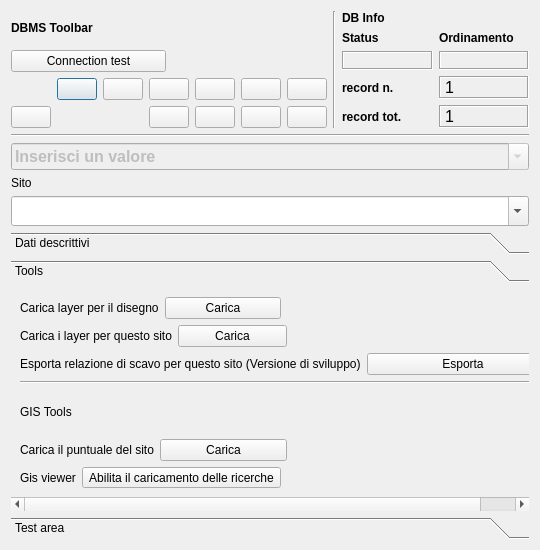
Above: pyarchinit/modules/gui/pyarchinit_Site_ui.ui from pyarchinit/pyarchinit_218 before the change. Below: the same form after it.
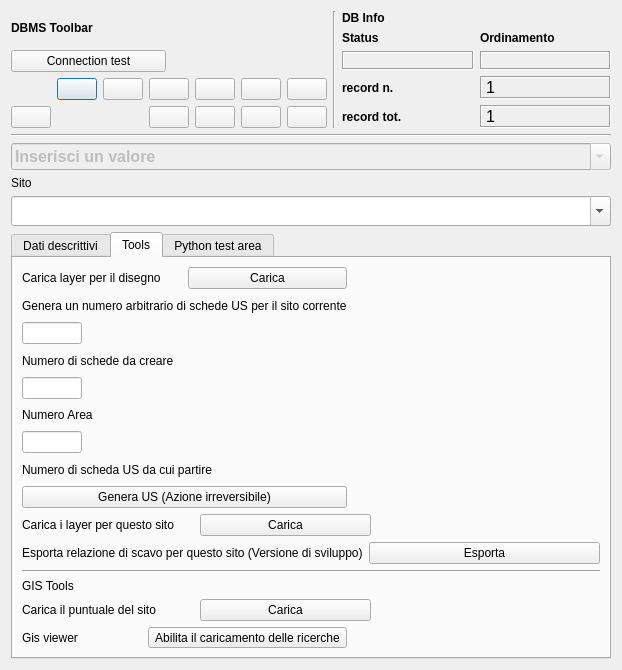
That is the form after the change. The open tabs and pages were chosen to show the change. Icons and pictures are not drawn.

The edit to the form file:
```diff
--- a/pyarchinit/modules/gui/pyarchinit_Site_ui.ui
+++ b/pyarchinit/modules/gui/pyarchinit_Site_ui.ui
@@ -6,8 +6,8 @@
    <rect>
     <x>0</x>
     <y>0</y>
-    <width>540</width>
-    <height>550</height>
+    <width>622</width>
+    <height>670</height>
    </rect>
   </property>
   <property name="minimumSize">
@@ -576,20 +576,12 @@
         </widget>
        </item>
        <item>
-        <widget class="QToolBox" name="toolBox">
+        <widget class="QTabWidget" name="tabWidget">
          <property name="currentIndex">
           <number>0</number>
          </property>
-         <widget class="QWidget" name="page">
-          <property name="geometry">
-           <rect>
-            <x>0</x>
-            <y>0</y>
-            <width>518</width>
-            <height>225</height>
-           </rect>
-          </property>
-          <attribute name="label">
+         <widget class="QWidget" name="tabWidgetPage1" native="true">
+          <attribute name="title">
            <string>Dati descrittivi</string>
           </attribute>
           <layout class="QGridLayout" name="gridLayout_8">
@@ -753,41 +745,12 @@
            </item>
           </layout>
          </widget>
-         <widget class="QWidget" name="page_3">
-          <property name="geometry">
-           <rect>
-            <x>0</x>
-            <y>0</y>
-            <width>559</width>
-            <height>209</height>
-           </rect>
-          </property>
-          <attribute name="label">
+         <widget class="QWidget" name="tabWidgetPage2" native="true">
+          <attribute name="title">
            <string>Tools</string>
           </attribute>
           <layout class="QGridLayout" name="gridLayout_10">
-           <item row="0" column="0">
-            <layout class="QHBoxLayout" name="horizontalLayout_2">
-             <item>
-              <widget class="QLabel" name="label_3">
-               <property name="toolTip">
-                <string>Carica tutti i layer per poter inserire nuove geometrie</string>
-               </property>
-               <property name="text">
-                <string>Carica layer per il disegno</string>
-               </property>
-              </widget>
-             </item>
-             <item>
-              <widget class="QPushButton" name="pushButton_draw">
-               <property name="text">
-                <string>Carica</string>
-               </property>
-              </widget>
-             </item>
-            </layout>
-           </item>
-           <item row="1" column="0" colspan="2">
+           <item row="13" column="0" colspan="5">
             <layout class="QHBoxLayout" name="horizontalLayout_3">
              <item>
               <widget class="QLabel" name="label_8">
@@ -808,7 +771,86 @@
              </item>
             </layout>
            </item>
-           <item row="2" column="0" colspan="3">
+           <item row="1" column="0">
+            <widget class="QLabel" name="label_14">
+             <property name="text">
+              <string>Genera un numero arbitrario di schede US per il sito corrente</string>
+             </property>
+            </widget>
+           </item>
+           <item row="3" column="0">
+            <widget class="QLineEdit" name="lineEdit_us_range">
+             <property name="maximumSize">
+              <size>
+               <width>60</width>
+               <height>16777215</height>
+              </size>
+             </property>
+            </widget>
+           </item>
+           <item row="9" column="0">
+            <widget class="QPushButton" name="pushButton_genera_us">
+             <property name="text">
+              <string>Genera US (Azione irreversibile)</string>
+             </property>
+            </widget>
+           </item>
+           <item row="5" column="0">
+            <widget class="QLineEdit" name="lineEdit_area">
+             <property name="maximumSize">
+              <size>
+               <width>60</width>
+               <height>16777215</height>
+              </size>
+             </property>
+            </widget>
+           </item>
+           <item row="7" column="0">
+            <widget class="QLineEdit" name="lineEdit_n_us">
+             <property name="maximumSize">
+              <size>
+               <width>60</width>
+               <height>16777215</height>
+              </size>
+             </property>
+            </widget>
+           </item>
+           <item row="6" column="0">
+            <widget class="QLabel" name="label_16">
+             <property name="text">
+              <string>Numero Area</string>
+             </property>
+            </widget>
+           </item>
+           <item row="4" column="0">
+            <widget class="QLabel" name="label_15">
+             <property name="text">
+              <string>Numero di schede da creare</string>
+             </property>
+            </widget>
+           </item>
+           <item row="0" column="0">
+            <layout class="QHBoxLayout" name="horizontalLayout_2">
+             <item>
+              <widget class="QLabel" name="label_3">
+               <property name="toolTip">
+                <string>Carica tutti i layer per poter inserire nuove geometrie</string>
+               </property>
+               <property name="text">
+                <string>Carica layer per il disegno</string>
+               </property>
+              </widget>
+             </item>
+             <item>
+              <widget class="QPushButton" name="pushButton_draw">
+               <property name="text">
+                <string>Carica</string>
+               </property>
+              </widget>
+             </item>
+            </layout>
+           </item>
+           <item row="14" column="0" colspan="7">
             <layout class="QHBoxLayout" name="horizontalLayout_4">
              <item>
               <widget class="QLabel" name="label_9">
@@ -826,7 +868,7 @@
              </item>
             </layout>
            </item>
-           <item row="3" column="0" colspan="3">
+           <item row="15" column="0" colspan="7">
             <layout class="QVBoxLayout" name="verticalLayout_4">
              <item>
               <widget class="Line" name="line">
@@ -850,41 +892,7 @@
              </item>
             </layout>
            </item>
-           <item row="4" column="0" colspan="2">
-            <layout class="QHBoxLayout" name="horizontalLayout_5">
-             <item>
-              <widget class="QLabel" name="label_11">
-               <property name="toolTip">
-                <string>Carica tutti i layer per poter inserire nuove geometrie</string>
-               </property>
-               <property name="text">
-                <string>Carica il puntuale del sito</string>
-               </property>
-              </widget>
-             </item>
-             <item>
-              <widget class="QPushButton" name="pushButton_draw_sito">
-               <property name="text">
-                <string>Carica</string>
-               </property>
-              </widget>
-             </item>
-            </layout>
-           </item>
-           <item row="4" column="2">
-            <spacer name="horizontalSpacer_2">
-             <property name="orientation">
-              <enum>Qt::Horizontal</enum>
-             </property>
-             <property name="sizeHint" stdset="0">
-              <size>
-               <width>261</width>
-               <height>20</height>
-              </size>
-             </property>
-            </spacer>
-           </item>
-           <item row="5" column="0">
+           <item row="17" column="0">
             <layout class="QHBoxLayout" name="horizontalLayout_6">
              <item>
               <widget class="QLabel" name="label_12">
@@ -908,7 +916,41 @@
              </item>
             </layout>
            </item>
-           <item row="5" column="1" colspan="2">
+           <item row="16" column="0" colspan="5">
+            <layout class="QHBoxLayout" name="horizontalLayout_5">
+             <item>
+              <widget class="QLabel" name="label_11">
+               <property name="toolTip">
+                <string>Carica tutti i layer per poter inserire nuove geometrie</string>
+               </property>
+               <property name="text">
+                <string>Carica il puntuale del sito</string>
+               </property>
+              </widget>
+             </item>
+             <item>
+              <widget class="QPushButton" name="pushButton_draw_sito">
+               <property name="text">
+                <string>Carica</string>
+               </property>
+              </widget>
+             </item>
+            </layout>
+           </item>
+           <item row="16" column="6">
+            <spacer name="horizontalSpacer_2">
+             <property name="orientation">
+              <enum>Qt::Horizontal</enum>
+             </property>
+             <property name="sizeHint" stdset="0">
+              <size>
+               <width>261</width>
+               <height>20</height>
+              </size>
+             </property>
+            </spacer>
+           </item>
+           <item row="17" column="4" colspan="3">
             <spacer name="horizontalSpacer">
              <property name="orientation">
               <enum>Qt::Horizontal</enum>
@@ -921,19 +963,18 @@
              </property>
             </spacer>
            </item>
+           <item row="8" column="0">
+            <widget class="QLabel" name="label_17">
+             <property name="text">
+              <string>Numero di scheda US da cui partire</string>
+             </property>
+            </widget>
+           </item>
           </layout>
          </widget>
-         <widget class="QWidget" name="page_2">
-          <property name="geometry">
-           <rect>
-            <x>0</x>
-            <y>0</y>
-            <width>518</width>
-            <height>225</height>
-           </rect>
-          </property>
-          <attribute name="label">
-           <string>Test area</string>
+         <widget class="QWidget" name="tabWidgetPage3" native="true">
+          <attribute name="title">
+           <string>Python test area</string>
           </attribute>
           <layout class="QGridLayout" name="gridLayout_9">
            <item row="0" column="0">
```
